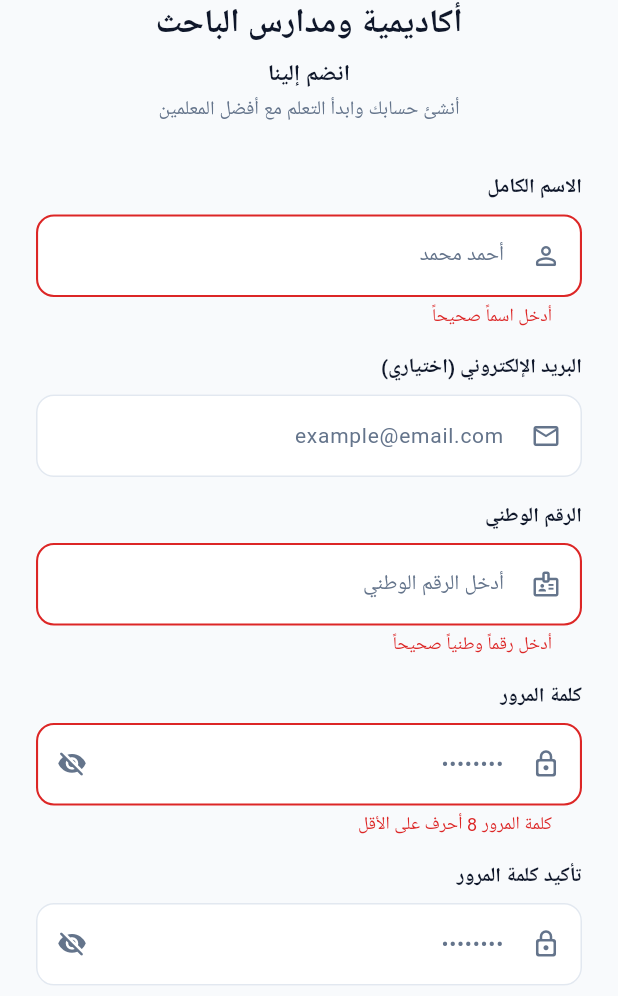
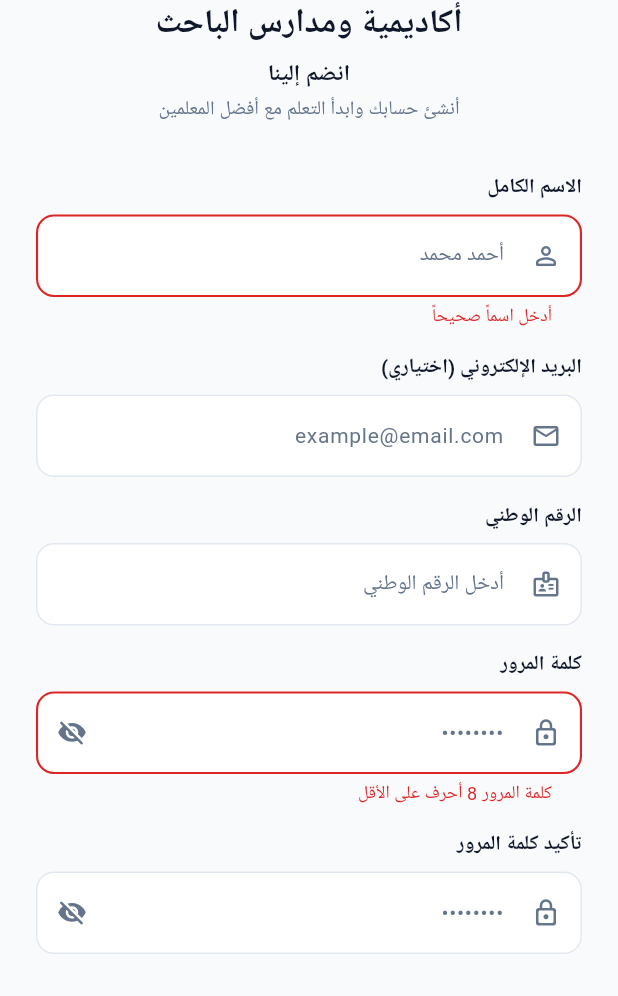
Before and after one commit to mutasemjab/bahith_mobile, a Flutter app: the RegisterPage screen opened by its route, after a tap on "إنشاء الحساب", on a phone screen of 412 x 824 dp, the part 240-1236 px from its top. Run offline on Flutter 3.47's test engine with Material 3 defaults, Android fonts, the phone set to English and light mode, and no system bars; our stand-ins replace cached_network_image, carousel_slider, dartz, dio, equatable, firebase_core and 14 more; missing offline and left inert: flutter_pdfview, flutter_windowmanager_plus, in_app_purchase_storekit; accounts and stored records are empty; network calls fail; Roboto replaces fonts that are missing (Cairo).

Commit message:
first commit

```diff
--- a/lib/features/auth/presentation/pages/login_page.dart
+++ b/lib/features/auth/presentation/pages/login_page.dart
@@ -78,9 +78,6 @@ class _LoginPageState extends State<LoginPage> {
                     icon: Icons.badge_outlined,
                     keyboardType: TextInputType.number,
                     inputFormatters: [FilteringTextInputFormatter.digitsOnly],
-                    validator: (v) => (v == null || v.trim().length < 8)
-                        ? 'أدخل رقماً وطنياً صحيحاً'
-                        : null,
                   ),
                   const SizedBox(height: 18),
                   AppTextField(
--- a/lib/features/auth/presentation/pages/register_page.dart
+++ b/lib/features/auth/presentation/pages/register_page.dart
@@ -111,9 +111,6 @@ class _RegisterPageState extends State<RegisterPage> {
                     icon: Icons.badge_outlined,
                     keyboardType: TextInputType.number,
                     inputFormatters: [FilteringTextInputFormatter.digitsOnly],
-                    validator: (v) => (v == null || v.trim().length < 8)
-                        ? 'أدخل رقماً وطنياً صحيحاً'
-                        : null,
                   ),
                   const SizedBox(height: 16),
                   AppTextField(
```
